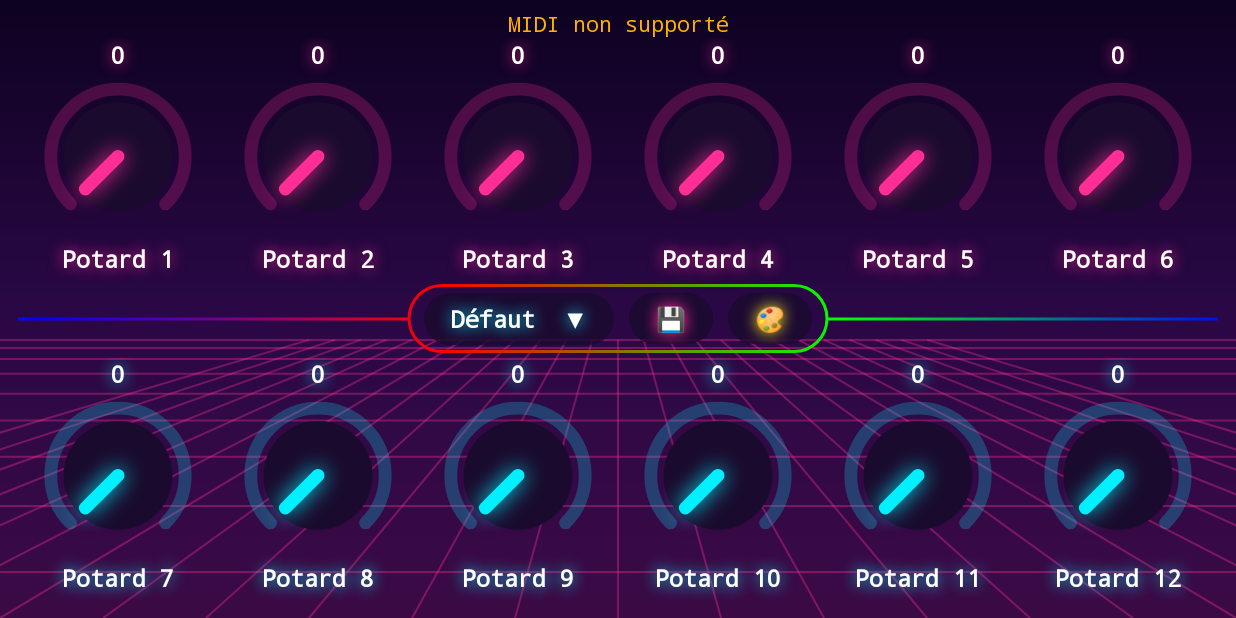
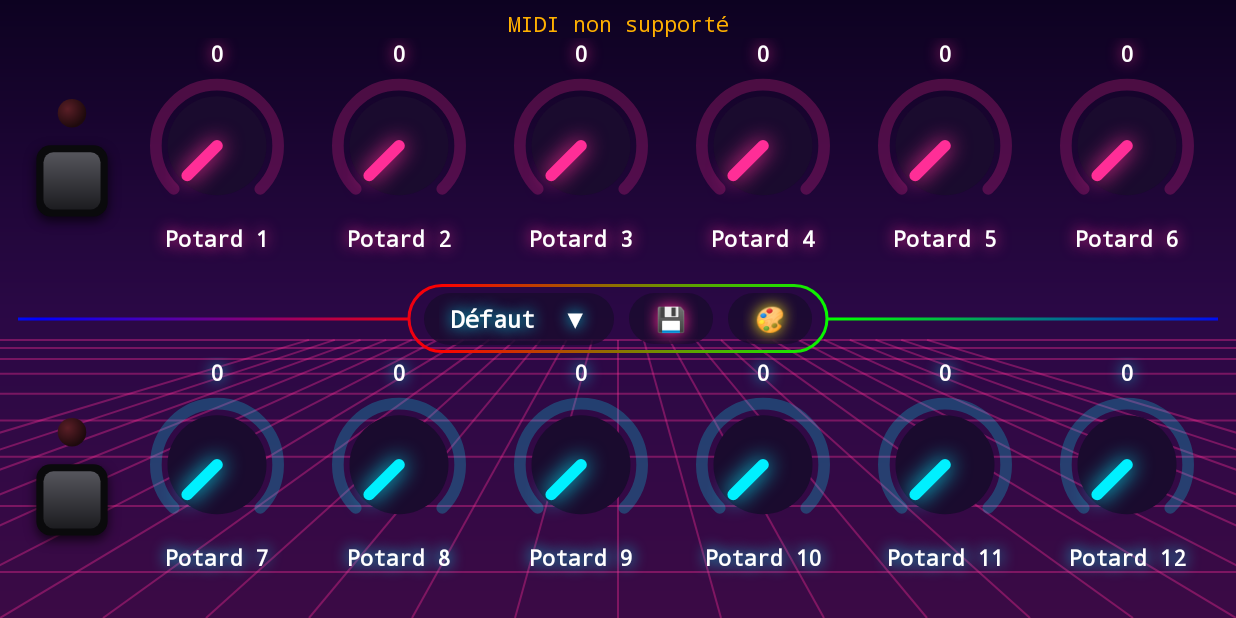
Before and after one commit to perezsebastien15-dotcom/KFX-Mini-Studio-Laser-Terminator, an Android app: the screen it shows after launch (MainActivity), on a phone screen of 824 x 412 dp (held sideways). Run offline under Robolectric (Android 15) with nearby library versions, the phone set to English and light mode, and no system bars.

Commit message:
Add a push switch per knob row that flips the row to CC 32-43, with its own memory per CC
Co-Authored-By: Claude Opus 5.5 <noreply@anthropic.com>
Claude-Session: https://claude.ai/code/session_01FW7mrD7z6fZ2p58qVVKdmu

```diff
--- a/app/src/main/java/com/kooyu/neonknobs/MainActivity.kt
+++ b/app/src/main/java/com/kooyu/neonknobs/MainActivity.kt
@@ -46,6 +46,10 @@ import kotlin.math.sin
 class MainActivity : Activity() {
 
     private val knobs = mutableListOf<KnobView>()
+    // 24 mémoires {n, cc, c, v} : 0-11 = switch OFF (CC 20-31), 12-23 = switch ON (CC 32-43)
+    private val slots = Array(24) { JSONObject() }
+    private val switchOn = BooleanArray(2)
+    private val switches = mutableListOf<RowSwitch>()
     private lateinit var status: TextView
     private lateinit var configName: TextView
     private lateinit var wave: WaveOverlay
@@ -74,15 +78,27 @@ class MainActivity : Activity() {
         }
         root.addView(status)
 
+        for (j in 0 until 24) {
+            val k = j % 12
+            slots[j] = JSONObject()
+                .put("n", prefs.getString("name$j", null) ?: "Potard ${k + 1}")
+                .put("cc", prefs.getInt("cc$j", 20 + j)) // OFF : potard 1 = CC 20 … 12 = CC 31 · ON : potard 1 = CC 32 … 12 = CC 43
+                .put("c", prefs.getInt("col$j", KnobView.NEON[k / 6]))
+                .put("v", prefs.getInt("val$j", 0))
+        }
         for (row in 0..1) {
+            switchOn[row] = prefs.getBoolean("sw$row", false)
             if (row == 1) root.addView(configBar())
             val line = LinearLayout(this)
+            val sw = RowSwitch(this).apply {
+                on = switchOn[row]
+                contentDescription = "Switch ligne ${row + 1}"
+                setOnClickListener { toggleRow(row) }
+            }
+            switches += sw
+            line.addView(sw, LinearLayout.LayoutParams((72 * resources.displayMetrics.density).toInt(), LinearLayout.LayoutParams.MATCH_PARENT))
             for (col in 0..5) {
-                val i = row * 6 + col
-                val knob = KnobView(this, prefs.getInt("col$i", KnobView.NEON[row])).apply {
-                    name = prefs.getString("name$i", null) ?: "Potard ${i + 1}"
-                    cc = prefs.getInt("cc$i", 20 + i) // Potard 1 = CC 20 … Potard 12 = CC 31
-                    value = prefs.getInt("val$i", 0)
+                val knob = KnobView(this, KnobView.NEON[row]).apply {
                     onValueChange = { sendCc(it.cc, it.value) }
                     onEdit = { editKnob(it, withCc = true) }
                     onRename = { editKnob(it, withCc = false) }
@@ -92,6 +108,7 @@ class MainActivity : Activity() {
             }
             root.addView(line, LinearLayout.LayoutParams(LinearLayout.LayoutParams.MATCH_PARENT, 0, 1f))
         }
+        knobs.indices.forEach(::show)
         applyStyle(prefs.getBoolean("realistic", false))
         wave = WaveOverlay(this, root)
         setContentView(FrameLayout(this).apply { addView(root); addView(wave) })
@@ -112,11 +129,38 @@ class MainActivity : Activity() {
     // onPause est toujours appelé avant que l'appli soit fermée/tuée
     override fun onPause() {
         super.onPause()
+        knobs.indices.forEach(::store)
         prefs.edit().apply {
-            knobs.forEachIndexed { i, k ->
-                putString("name$i", k.name); putInt("cc$i", k.cc); putInt("val$i", k.value); putInt("col$i", k.color)
+            slots.forEachIndexed { j, o ->
+                putString("name$j", o.getString("n")); putInt("cc$j", o.getInt("cc"))
+                putInt("val$j", o.getInt("v")); putInt("col$j", o.getInt("c"))
             }
+            putBoolean("sw0", switchOn[0]); putBoolean("sw1", switchOn[1])
         }.apply()
+    }
+
+    // ---------- Switchs de ligne ----------
+    // Le potard à l'écran affiche la mémoire active ; on recopie avant de basculer.
+
+    private fun slotOf(k: Int) = k + if (switchOn[k / 6]) 12 else 0
+
+    private fun store(k: Int) {
+        val v = knobs[k]
+        slots[slotOf(k)] = JSONObject().put("n", v.name).put("cc", v.cc).put("c", v.color).put("v", v.value)
+    }
+
+    private fun show(k: Int) {
+        val o = slots[slotOf(k)]
+        knobs[k].apply { name = o.getString("n"); cc = o.getInt("cc"); color = o.getInt("c"); value = o.getInt("v") }
+    }
+
+    /** Interne à l'appli : change juste les CC (et noms/couleurs/valeurs) de la ligne, rien n'est envoyé en MIDI. */
+    private fun toggleRow(row: Int) {
+        val ks = row * 6 until row * 6 + 6
+        ks.forEach(::store)
+        switchOn[row] = !switchOn[row]
+        ks.forEach(::show)
+        switches[row].on = switchOn[row]
     }
 
     override fun onDestroy() {
@@ -139,7 +183,7 @@ class MainActivity : Activity() {
             addView(nameField); if (withCc) addView(ccField)
         }
         AlertDialog.Builder(this, android.R.style.Theme_Material_Dialog_Alert)
-            .setTitle("Potard ${knobs.indexOf(k) + 1}")
+            .setTitle("Potard ${knobs.indexOf(k) + 1}" + if (switchOn[knobs.indexOf(k) / 6]) " · switch ON" else "")
             .setView(form)
             .setPositiveButton("OK") { _, _ ->
                 val cc = ccField.text.toString().toIntOrNull()
@@ -228,8 +272,8 @@ class MainActivity : Activity() {
     }
 
     private fun saveConfig(name: String, animate: Boolean = true) {
-        val knobsJson = JSONArray()
-        knobs.forEach { knobsJson.put(JSONObject().put("n", it.name).put("cc", it.cc).put("c", it.color).put("v", it.value)) }
+        knobs.indices.forEach(::store)
+        val knobsJson = JSONArray(slots.toList()) // les 2 positions de switch, 24 mémoires
         prefs.edit().putString("configs", configs().put(name, knobsJson).toString()).putString("current", name).apply()
         showConfigName()
         if (animate) wave.play()
@@ -238,11 +282,9 @@ class MainActivity : Activity() {
     // Les valeurs reviennent à l'écran sans être envoyées au PC, comme au démarrage de l'appli.
     private fun loadConfig(name: String) {
         val a = configs().optJSONArray(name) ?: return
-        knobs.forEachIndexed { i, k ->
-            val o = a.optJSONObject(i) ?: return@forEachIndexed
-            k.name = o.optString("n", k.name); k.cc = o.optInt("cc", k.cc)
-            k.color = o.optInt("c", k.color); k.value = o.optInt("v", k.value)
-        }
+        // les configs d'avant les switchs n'ont que 12 mémoires : les 12 "switch ON" restent telles quelles
+        for (j in slots.indices) a.optJSONObject(j)?.let { slots[j] = it }
+        knobs.indices.forEach(::show)
         prefs.edit().putString("current", name).apply()
         showConfigName()
         wave.play()
@@ -381,6 +423,55 @@ private class RgbBar(context: android.content.Context) : LinearLayout(context) {
     }
 }
 
+/** Petit bouton poussoir avec témoin lumineux au-dessus. */
+private class RowSwitch(context: android.content.Context) : View(context) {
+    var on = false
+        set(v) { field = v; isSelected = v; invalidate() }
+    private val dp = resources.displayMetrics.density
+    private val paint = Paint(Paint.ANTI_ALIAS_FLAG)
+    private val rect = RectF()
+
+    init {
+        setLayerType(LAYER_TYPE_SOFTWARE, null) // halo du témoin
+        isClickable = true
+    }
+
+    override fun setPressed(pressed: Boolean) { super.setPressed(pressed); invalidate() }
+
+    override fun onDraw(canvas: Canvas) {
+        val cx = width / 2f
+        val size = minOf(width * 0.66f, height * 0.4f)
+        val cy = height / 2f + size * 0.3f
+
+        // témoin
+        val ly = cy - size * 0.95f
+        val lr = size * 0.2f
+        if (on) {
+            paint.shader = RadialGradient(cx - lr * 0.3f, ly - lr * 0.3f, lr * 1.3f, Color.WHITE, 0xFFFF1744.toInt(), Shader.TileMode.CLAMP)
+            paint.setShadowLayer(10 * dp, 0f, 0f, 0xFFFF1744.toInt())
+        } else {
+            paint.shader = RadialGradient(cx - lr * 0.3f, ly - lr * 0.3f, lr * 1.3f, 0xFF5A1E26.toInt(), 0xFF1E0A0D.toInt(), Shader.TileMode.CLAMP)
+        }
+        canvas.drawCircle(cx, ly, lr, paint)
+        paint.clearShadowLayer()
+
+        // poussoir : socle noir + capuchon qui s'enfonce quand on appuie
+        val h = size / 2
+        rect.set(cx - h, cy - h, cx + h, cy + h)
+        paint.shader = null
+        paint.color = 0xFF0A0A0C.toInt()
+        paint.setShadowLayer(6 * dp, 0f, 3 * dp, Color.argb(180, 0, 0, 0))
+        canvas.drawRoundRect(rect, size * 0.2f, size * 0.2f, paint)
+        paint.clearShadowLayer()
+        val inset = if (isPressed) size * 0.16f else size * 0.1f
+        rect.inset(inset, inset)
+        val (top, bottom) = if (isPressed) 0xFF1C1C20.toInt() to 0xFF3A3A40.toInt() else 0xFF55555C.toInt() to 0xFF1C1C20.toInt()
+        paint.shader = LinearGradient(0f, rect.top, 0f, rect.bottom, top, bottom, Shader.TileMode.CLAMP)
+        canvas.drawRoundRect(rect, size * 0.14f, size * 0.14f, paint)
+        paint.shader = null
+    }
+}
+
 /** Fond façon façade de matériel studio : alu anthracite brossé + 4 vis. */
 private class PanelBackground : Drawable() {
     private val fill = Paint()
```
Also changed, not shown: 1 other file.
